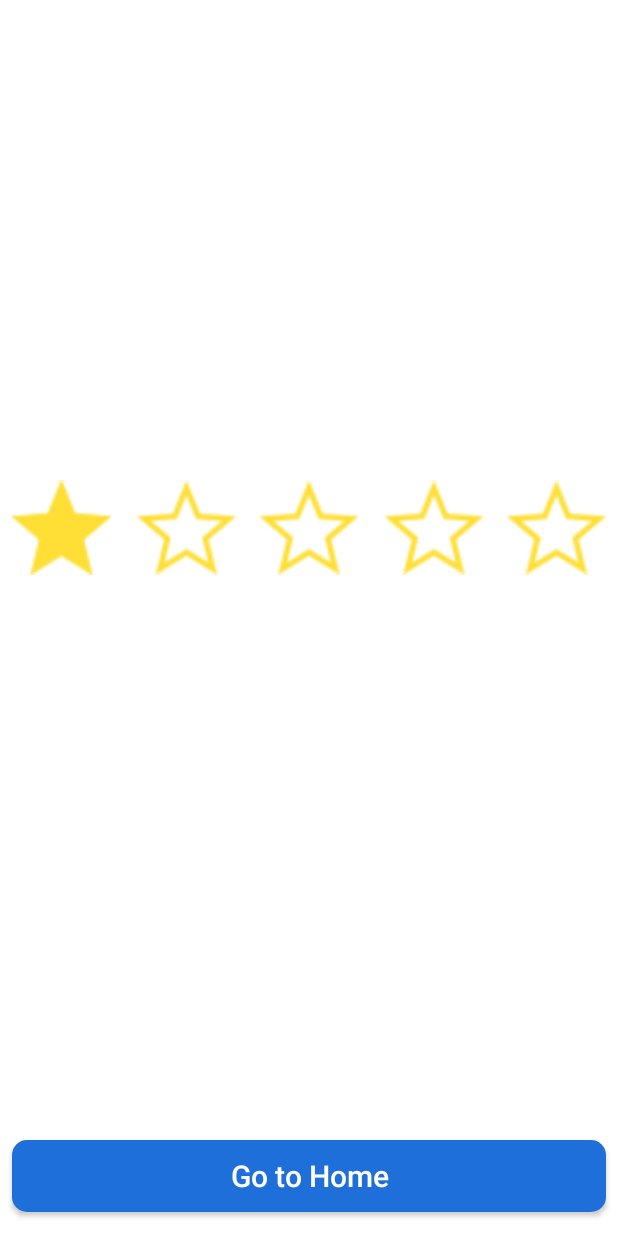
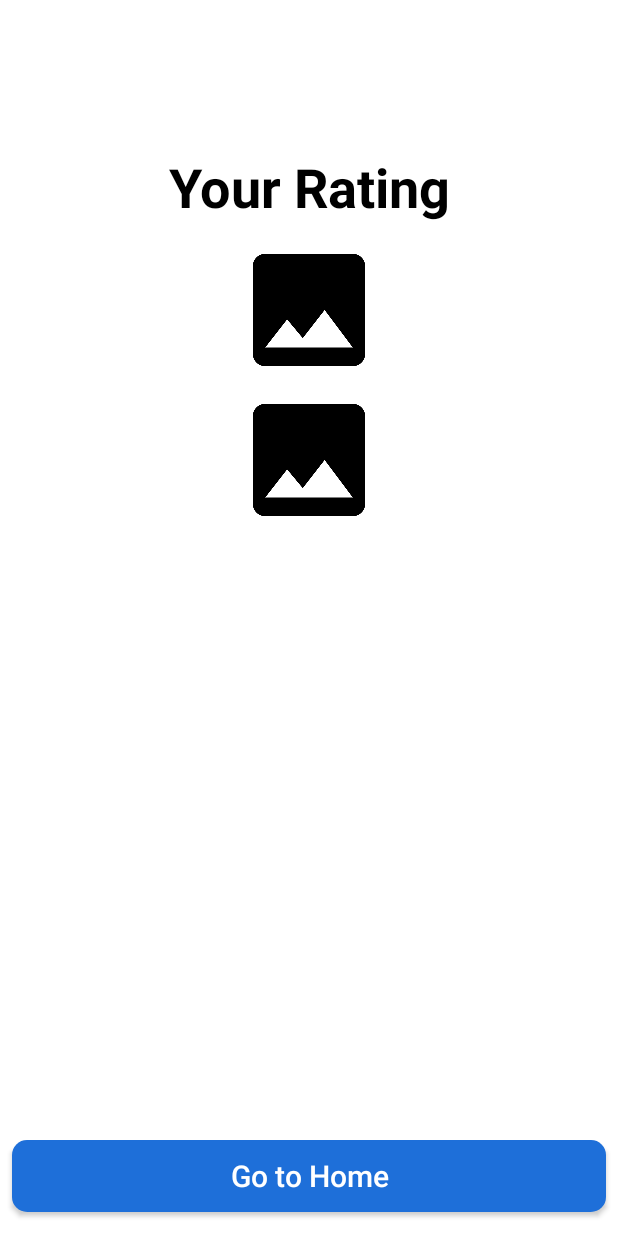
Before and after one commit to sheanmad/Rayuan-Android-Application, an Android app: the RatingActivity screen opened directly, with no data from a screen before it, on a phone screen of 412 x 824 dp. Run offline under Robolectric (Android 15) with nearby library versions, the phone set to English and light mode, and no system bars; pictures from the network do not load; 1 statement that could not run was skipped.

Commit message:
rating activity updated, still error on intent image

```diff
--- a/app/src/main/java/com/rayuan/api/ApiService.kt
+++ b/app/src/main/java/com/rayuan/api/ApiService.kt
@@ -1,7 +1,6 @@
 package com.rayuan.api
 
 import com.rayuan.response.ResponseRating
-import com.rayuan.response.ResponseRatingItem
 import okhttp3.RequestBody
 import retrofit2.Call
 import retrofit2.http.*
@@ -11,7 +10,7 @@ interface ApiService {
     fun uploadImage(
         @Query("key") key : String,
         @Body imagefile: RequestBody
-    ): Call<List<ResponseRating>>
+    ): Call<ResponseRating>
 
     companion object{
         const val api_key = "AIzaSyCyZy2Y9hEmZfB0D9HN0sLU_giOPcJkDsQ"
--- a/app/src/main/java/com/rayuan/response/ResponseRating.kt
+++ b/app/src/main/java/com/rayuan/response/ResponseRating.kt
@@ -3,11 +3,6 @@ package com.rayuan.response
 import com.google.gson.annotations.SerializedName
 
 data class ResponseRating(
-	@field:SerializedName("ResponseRating")
-	val responseRating: List<ResponseRatingItem>
-)
-
-data class ResponseRatingItem(
 
 	@field:SerializedName("certainty")
 	val certainty: String,
--- a/app/src/main/java/com/rayuan/view/rating/RatingActivity.kt
+++ b/app/src/main/java/com/rayuan/view/rating/RatingActivity.kt
@@ -1,36 +1,26 @@
 package com.rayuan.view.rating
 
 import android.content.Intent
+import android.net.Uri
 import android.os.Build
 import androidx.appcompat.app.AppCompatActivity
 import android.os.Bundle
-import android.view.LayoutInflater
-import android.view.ViewGroup
 import android.view.WindowInsets
 import android.view.WindowManager
-import androidx.lifecycle.ViewModelProvider
 import com.rayuan.R
 import com.rayuan.databinding.ActivityRatingBinding
-import com.rayuan.response.ResponseRatingItem
 import com.rayuan.view.welcome.WelcomeActivity
 
 class RatingActivity : AppCompatActivity() {
     private lateinit var binding: ActivityRatingBinding
-    private var a = 1
 
     override fun onCreate(savedInstanceState: Bundle?) {
         super.onCreate(savedInstanceState)
         binding = ActivityRatingBinding.inflate(layoutInflater)
         setContentView(binding.root)
         setupAction()
+        showRating()
         setupView()
-
-        val ratingViewModel = ViewModelProvider(this)[RatingViewModel::class.java]
-        ratingViewModel.listRating.observe(this) {
-            setDetailUserData(it)
-        }
-
-        showRating()
     }
 
     private fun setupView() {
@@ -55,28 +45,35 @@ class RatingActivity : AppCompatActivity() {
     }
 
     private fun showRating(){
-        if (a==1){
+        val labelRating = intent.getStringExtra(LABEL)
+        val handwritingPhoto = Uri.parse(intent.getStringExtra(HANDWRITING))
+        when (labelRating) {
+            "Uncertain" -> {
                 binding.previewImageView.setImageResource(R.drawable.stars1)
             }
-        else if (a==2){
+            "Poor" -> {
                 binding.previewImageView.setImageResource(R.drawable.stars2)
             }
-        else if (a==3){
+            "Okay" -> {
                 binding.previewImageView.setImageResource(R.drawable.stars3)
             }
-        else if (a==4){
+            "Great" -> {
                 binding.previewImageView.setImageResource(R.drawable.stars4)
             }
-        else if (a==5){
+            "Excellent" -> {
                 binding.previewImageView.setImageResource(R.drawable.stars5)
             }
         }
-
-    private fun setDetailUserData(detailUser: ResponseRatingItem) {
         binding.apply {
-            viewItemName.text = detailUser.label
-
+            ratingTextView.text=getString(R.string.viewRating)
+            previewHandwritingView.setImageURI(handwritingPhoto)
+            labelTextView.text=labelRating
         }
     }
 
+    companion object{
+        const val LABEL="label"
+        const val HANDWRITING="handwriting"
     }
+
+}
--- a/app/src/main/java/com/rayuan/view/rating/RatingViewModel.kt
+++ /dev/null
@@ -1,12 +0,0 @@
-package com.rayuan.view.rating
-
-import android.app.Application
-import androidx.lifecycle.AndroidViewModel
-import androidx.lifecycle.LiveData
-import androidx.lifecycle.MutableLiveData
-import com.rayuan.response.ResponseRatingItem
-
-class RatingViewModel(application: Application) : AndroidViewModel(application) {
-    private val _listRating = MutableLiveData<ResponseRatingItem>()
-    val listRating: LiveData<ResponseRatingItem> = _listRating
-}
--- a/app/src/main/java/com/rayuan/view/welcome/WelcomeActivity.kt
+++ b/app/src/main/java/com/rayuan/view/welcome/WelcomeActivity.kt
@@ -1,12 +1,9 @@
 package com.rayuan.view.welcome
 
-import android.animation.AnimatorSet
-import android.animation.ObjectAnimator
 import android.content.Intent
 import android.os.Build
 import androidx.appcompat.app.AppCompatActivity
 import android.os.Bundle
-import android.view.View
 import android.view.WindowInsets
 import android.view.WindowManager
 import com.rayuan.databinding.ActivityWelcomeBinding
--- a/app/src/main/res/layout/activity_rating.xml
+++ b/app/src/main/res/layout/activity_rating.xml
@@ -6,33 +6,69 @@
     android:layout_height="match_parent"
     tools:context=".view.rating.RatingActivity">
 
+    <TextView
+        android:id="@+id/ratingTextView"
+        android:layout_width="0dp"
+        android:layout_height="wrap_content"
+        android:layout_marginStart="16dp"
+        android:layout_marginTop="8dp"
+        android:layout_marginEnd="16dp"
+        android:layout_marginBottom="16dp"
+        android:textAlignment="center"
+        android:textColor="@color/black"
+        android:textSize="36sp"
+        android:textStyle="bold"
+        app:layout_constraintBottom_toTopOf="@+id/previewImageView"
+        app:layout_constraintEnd_toEndOf="parent"
+        app:layout_constraintStart_toStartOf="parent"
+        app:layout_constraintTop_toTopOf="parent"
+        tools:text="@string/viewRating" />
+
+    <ImageView
+        android:id="@+id/previewHandwritingView"
+        android:layout_width="0dp"
+        android:layout_height="100dp"
+        android:layout_marginStart="32dp"
+        android:layout_marginTop="8dp"
+        android:layout_marginEnd="32dp"
+        android:contentDescription="@string/previewImageView"
+        app:layout_constraintBottom_toTopOf="@+id/previewImageView"
+        app:layout_constraintEnd_toEndOf="parent"
+        app:layout_constraintHorizontal_bias="0.0"
+        app:layout_constraintStart_toStartOf="parent"
+        app:layout_constraintTop_toBottomOf="@+id/ratingTextView"
+        app:srcCompat="@drawable/ic_place_holder" />
+
     <ImageView
         android:id="@+id/previewImageView"
         android:layout_width="0dp"
-        android:layout_height="0dp"
-        android:layout_marginStart="8dp"
-        android:layout_marginTop="8dp"
-        android:layout_marginEnd="8dp"
+        android:layout_height="100dp"
+        android:layout_marginStart="32dp"
+        android:layout_marginEnd="32dp"
         android:contentDescription="@string/previewImageView"
-        app:layout_constraintBottom_toTopOf="@+id/view_item_name"
+        app:layout_constraintBottom_toTopOf="@+id/labelTextView"
         app:layout_constraintEnd_toEndOf="parent"
-        app:layout_constraintHorizontal_bias="1.0"
+        app:layout_constraintHorizontal_bias="0.0"
         app:layout_constraintStart_toStartOf="parent"
-        app:layout_constraintTop_toTopOf="parent"
+        app:layout_constraintTop_toBottomOf="@+id/previewHandwritingView"
         app:srcCompat="@drawable/ic_place_holder" />
 
     <TextView
-        android:id="@+id/view_item_name"
+        android:id="@+id/labelTextView"
         android:layout_width="0dp"
-        android:layout_height="wrap_content"
+        android:layout_height="0dp"
         android:layout_marginStart="16dp"
+        android:layout_marginTop="8dp"
         android:layout_marginEnd="16dp"
-        android:textSize="48sp"
-        android:textStyle="bold"
+        android:layout_marginBottom="16dp"
+        android:textAlignment="center"
+        android:textColor="@color/black"
+        android:textSize="32sp"
         app:layout_constraintBottom_toTopOf="@+id/welcomeButton"
         app:layout_constraintEnd_toEndOf="parent"
         app:layout_constraintStart_toStartOf="parent"
-        tools:text="Label" />
+        app:layout_constraintTop_toBottomOf="@+id/previewImageView"
+        tools:text="@string/viewLabel" />
 
     <androidx.appcompat.widget.AppCompatButton
         android:id="@+id/welcomeButton"
--- a/app/src/main/res/layout/activity_splash_screen.xml
+++ b/app/src/main/res/layout/activity_splash_screen.xml
@@ -7,7 +7,7 @@
     tools:context="com.rayuan.view.splashscreen.SplashScreenActivity">
 
     <ImageView
-        android:id="@+id/img_logo"
+        android:id="@+id/imgLogo"
         android:layout_width="0dp"
         android:layout_height="0dp"
         android:src="@drawable/logo_rayuan"
--- a/app/src/main/res/values/strings.xml
+++ b/app/src/main/res/values/strings.xml
@@ -4,7 +4,7 @@
 
     <string name="title">Rayuan</string>
     <string name="title_2">Rating Your Handwriting</string>
-    <string name="desc">Deskripsi</string>
+    <string name="desc">Belum tau mang ini mau diisi apa atau mending dihapus aja</string>
     <string name="start_btn">Start</string>
 
     <string name="no_permission">Permission not granted</string>
@@ -22,4 +22,6 @@
     <string name="uploadSuccess">Upload Success!</string>
     <string name="failedRetrofitInstance">Failed Retrofit Instance</string>
     <string name="imageWarning">Please Add Image</string>
+    <string name="viewLabel">ratingLabel</string>
+    <string name="viewRating">Your Rating</string>
 </resources>
```
Also changed, not shown: app/src/main/java/com/rayuan/view/rating/RatingAdapter.kt (deleted, +0 -26 lines), app/src/main/java/com/rayuan/view/upload/UploadActivity.kt (+50 -61 lines). Lines whose indentation alone changed are shown as unchanged.
